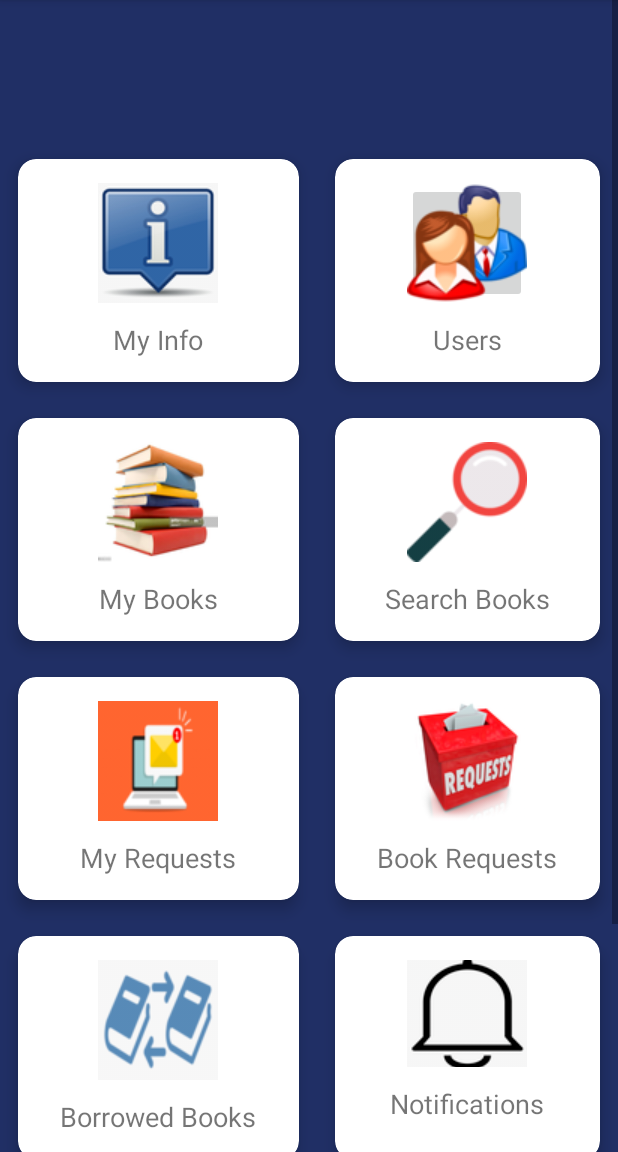
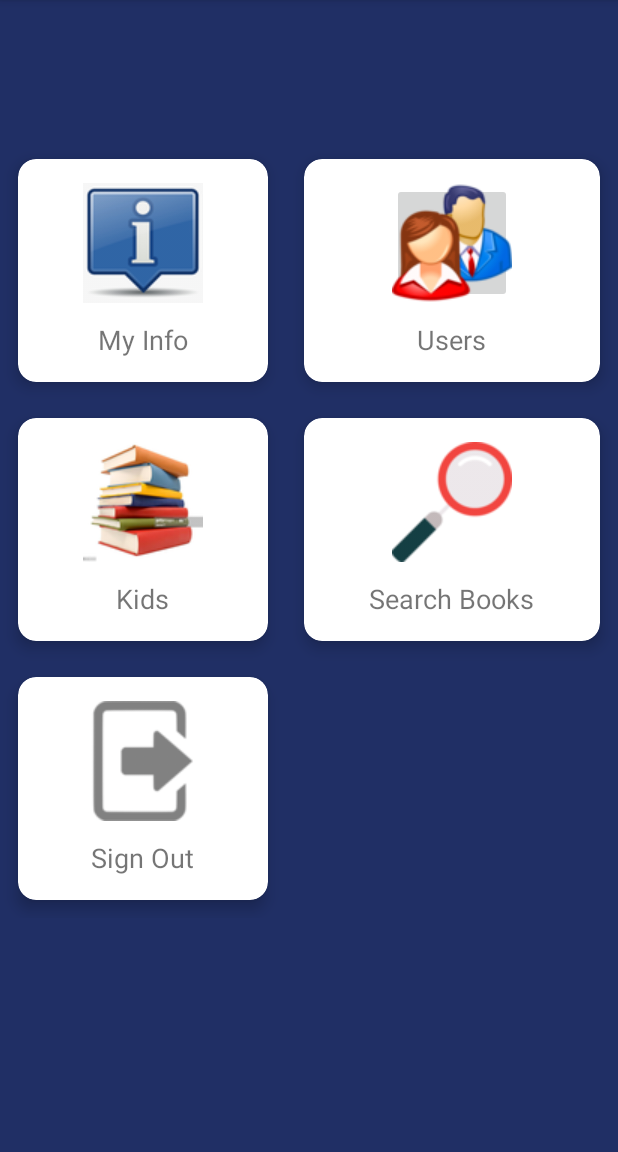
Before and after one commit to vaibhavchugh17/In-ShelterKidsDirectory, an Android app: the HomePage screen opened directly, with no data from a screen before it, on a phone screen of 412 x 824 dp, the part 84-1236 px from its top. Run offline under Robolectric (Android 15) with nearby library versions, the phone set to English and light mode, and no system bars; our stand-ins replace Firebase (no records; nobody signed in at launch, a user with empty details on screens opened directly); pictures from the network do not load; 2 statements that could not run were skipped.

Commit message:
Adding classes

```diff
--- a/InShelterKidsDirectory/app/src/main/java/com/example/in_shelterkidsdirectory/AddBookFragment.java
+++ b/InShelterKidsDirectory/app/src/main/java/com/example/in_shelterkidsdirectory/AddBookFragment.java
@@ -363,7 +363,7 @@
         if (requestCode == REQUEST && resultCode == -1 && data != null && data.getData() != null) {
             path = data.getData();
             try {
-                Context applicationContext = MyBooks.getContextOfApplication();
+                Context applicationContext = Kids.getContextOfApplication();
                 Bitmap bitmap = MediaStore.Images.Media.getBitmap(applicationContext.getContentResolver(), path);
                 bookPic.setImageBitmap(bitmap);
             } catch (IOException e) {
--- a/InShelterKidsDirectory/app/src/main/java/com/example/in_shelterkidsdirectory/HomePage.java
+++ b/InShelterKidsDirectory/app/src/main/java/com/example/in_shelterkidsdirectory/HomePage.java
@@ -124,7 +124,7 @@
         KidsButton.setOnClickListener(new View.OnClickListener() {
             @Override
             public void onClick(View view) {        //When user clicks this button, a list of all the kids is shown
-                Intent intent = new Intent(getApplicationContext(), MyBooks.class);
+                Intent intent = new Intent(getApplicationContext(), Kids.class);
                 intent.putExtra(EXTRA_MESSAGE2, currentUser);   //Sending the current user as a parameter to the MyBooks activity
                 startActivity(intent);
             }
--- a/InShelterKidsDirectory/app/src/main/java/com/example/in_shelterkidsdirectory/Search_by_descr.java
+++ b/InShelterKidsDirectory/app/src/main/java/com/example/in_shelterkidsdirectory/Search_by_descr.java
@@ -62,8 +62,8 @@
 
         bookDataList = new ArrayList<>();
         filteredDataList = new ArrayList<>();
-        bookAdapter = new customBookAdapter(this, bookDataList);
-        filteredBookAdapter = new customBookAdapter(this, filteredDataList);
+        bookAdapter = new customKidAdapter(this, bookDataList);
+        filteredBookAdapter = new customKidAdapter(this, filteredDataList);
         bookList.setAdapter(bookAdapter);
 
         db = FirebaseFirestore.getInstance();
--- a/InShelterKidsDirectory/app/src/main/java/com/example/in_shelterkidsdirectory/customBookAdapter.java
+++ b/InShelterKidsDirectory/app/src/main/java/com/example/in_shelterkidsdirectory/customKidAdapter.java
@@ -28,14 +28,14 @@
 
 import java.util.ArrayList;
 
-public class customBookAdapter extends ArrayAdapter<Book> {
+public class customKidAdapter extends ArrayAdapter<Book> {
 
     private final ArrayList<Book> books;
     private final Context context;
     FirebaseStorage storage;
     StorageReference storageReference;
 
-    public customBookAdapter(Context context, ArrayList<Book> books) {
+    public customKidAdapter(Context context, ArrayList<Book> books) {
         super(context, 0, books);
         this.books = books;
         this.context = context;
--- a/InShelterKidsDirectory/app/src/main/res/layout/activity_home_page.xml
+++ b/InShelterKidsDirectory/app/src/main/res/layout/activity_home_page.xml
@@ -138,12 +138,11 @@
                 </ImageButton>
 
                 <TextView
+                    android:layout_width="wrap_content"
+                    android:layout_height="wrap_content"
                     android:layout_marginTop="12dp"
-                    android:textSize="18sp"
-                    android:text="My Books"
-                    android:layout_width="wrap_content"
-                    android:layout_height="wrap_content">
-                </TextView>
+                    android:text="Kids"
+                    android:textSize="18sp"></TextView>
             </LinearLayout>
 
         </androidx.cardview.widget.CardView><androidx.cardview.widget.CardView
@@ -178,140 +177,12 @@
                 </TextView>
             </LinearLayout>
 
-        </androidx.cardview.widget.CardView><androidx.cardview.widget.CardView
-            android:layout_columnWeight = "1"
-            android:layout_rowWeight="1"
-            app:cardElevation="6dp"
-            app:cardCornerRadius="12dp"
-            android:layout_width="wrap_content"
-            android:layout_height="wrap_content"
-            android:layout_margin="12dp">
-
-            <LinearLayout
-                android:orientation="vertical"
-                android:padding="16dp"
-                android:gravity="center"
-                android:layout_width="match_parent"
-                android:layout_height="wrap_content">
-
-                <ImageButton
-                    android:id="@+id/Requests"
-                    android:src="@drawable/myrequest"
-                    android:layout_width="80dp"
-                    android:layout_height="80dp">
-                </ImageButton>
-
-                <TextView
-                    android:layout_marginTop="12dp"
-                    android:textSize="18sp"
-                    android:text="My Requests"
-                    android:layout_width="wrap_content"
-                    android:layout_height="wrap_content">
-                </TextView>
-            </LinearLayout>
-
         </androidx.cardview.widget.CardView>
 
-            <androidx.cardview.widget.CardView
-            android:layout_columnWeight = "1"
-            android:layout_rowWeight="1"
-            app:cardElevation="6dp"
-            app:cardCornerRadius="12dp"
-            android:layout_width="wrap_content"
-            android:layout_height="wrap_content"
-            android:layout_margin="12dp">
 
-            <LinearLayout
-                android:orientation="vertical"
-                android:padding="16dp"
-                android:gravity="center"
-                android:layout_width="match_parent"
-                android:layout_height="wrap_content">
 
-                <ImageButton
-                    android:id="@+id/BookRequests"
-                    android:src="@drawable/request"
-                    android:layout_width="80dp"
-                    android:layout_height="80dp">
-                </ImageButton>
-
-                <TextView
-                    android:layout_marginTop="12dp"
-                    android:textSize="18sp"
-                    android:text="Book Requests"
-                    android:layout_width="wrap_content"
-                    android:layout_height="wrap_content">
-                </TextView>
-            </LinearLayout>
-
-        </androidx.cardview.widget.CardView>
 
             <androidx.cardview.widget.CardView
-            android:layout_columnWeight = "1"
-            android:layout_rowWeight="1"
-            app:cardElevation="6dp"
-            app:cardCornerRadius="12dp"
-            android:layout_width="wrap_content"
-            android:layout_height="wrap_content"
-            android:layout_margin="12dp">
-
-            <LinearLayout
-                android:orientation="vertical"
-                android:padding="16dp"
-                android:gravity="center"
-                android:layout_width="match_parent"
-                android:layout_height="wrap_content">
-
-                <ImageButton
-                    android:id="@+id/Borrowed"
-                    android:src="@drawable/borrow"
-                    android:layout_width="80dp"
-                    android:layout_height="80dp">
-                </ImageButton>
-
-                <TextView
-                    android:layout_marginTop="12dp"
-                    android:textSize="18sp"
-                    android:text="Borrowed Books"
-                    android:layout_width="wrap_content"
-                    android:layout_height="wrap_content">
-                </TextView>
-            </LinearLayout>
-
-        </androidx.cardview.widget.CardView>
-
-            <androidx.cardview.widget.CardView
-            android:layout_columnWeight = "1"
-            android:layout_rowWeight="1"
-            app:cardElevation="6dp"
-            app:cardCornerRadius="12dp"
-            android:layout_width="wrap_content"
-            android:layout_height="wrap_content"
-            android:layout_margin="12dp">
-
-            <LinearLayout
-                android:orientation="vertical"
-                android:padding="16dp"
-                android:gravity="center"
-                android:layout_width="match_parent"
-                android:layout_height="wrap_content">
-
-                <ImageButton
-                    android:id="@+id/viewNotifications"
-                    android:layout_width="80dp"
-                    android:layout_height="71dp"
-                    android:src="@drawable/notification"/>
-
-                <TextView
-                    android:layout_marginTop="12dp"
-                    android:textSize="18sp"
-                    android:text="Notifications"
-                    android:layout_width="wrap_content"
-                    android:layout_height="wrap_content">
-                </TextView>
-            </LinearLayout>
-
-        </androidx.cardview.widget.CardView><androidx.cardview.widget.CardView
             android:layout_columnWeight = "1"
             android:layout_rowWeight="1"
             app:cardElevation="6dp"
```
Also changed, not shown: InShelterKidsDirectory/app/src/main/java/com/example/in_shelterkidsdirectory/Kid.java (added, +156 -0 lines), InShelterKidsDirectory/app/src/main/java/com/example/in_shelterkidsdirectory/Kids.java (renamed from InShelterKidsDirectory/app/src/main/java/com/example/in_shelterkidsdirectory/MyBooks.java, +45 -44 lines), InShelterKidsDirectory/app/src/main/java/com/example/in_shelterkidsdirectory/Parent.java (added, +67 -0 lines).
